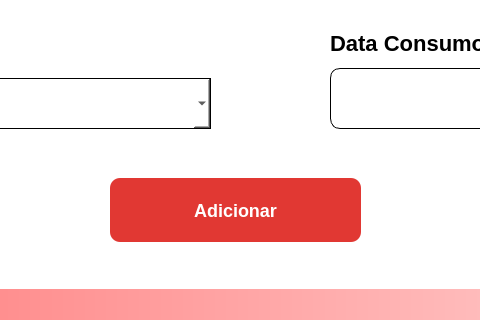
This is src/Graphics/Add/AddConsumo/adicionarconsumo.ui in INF112-Programacao2/20222-team-1 as Qt 5 draws it before an edit; both pictures show x 270 to 750 and y 252 to 572 of the 1000 by 572 pixel window. The edited form follows.
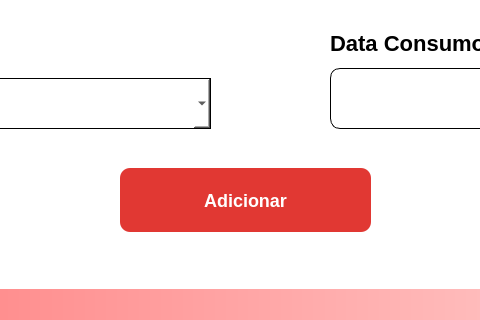
This is the edited form. Icons and pictures are not drawn.

Diff of the .ui file:
```diff
--- a/src/Graphics/Add/AddConsumo/adicionarconsumo.ui
+++ b/src/Graphics/Add/AddConsumo/adicionarconsumo.ui
@@ -91,8 +91,8 @@
     <widget class="QPushButton" name="buttonRegister">
      <property name="geometry">
       <rect>
-       <x>320</x>
-       <y>370</y>
+       <x>330</x>
+       <y>360</y>
        <width>251</width>
        <height>64</height>
       </rect>
```
Left out of the diff: 2 changed lines with no effect on the pictures.
